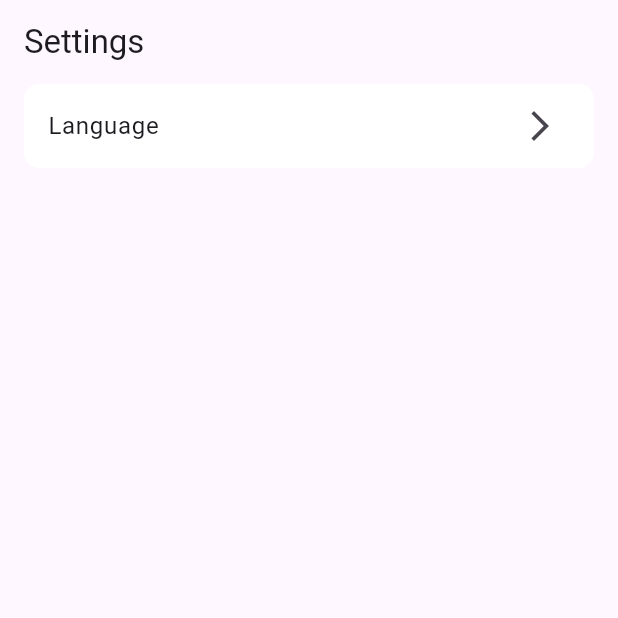
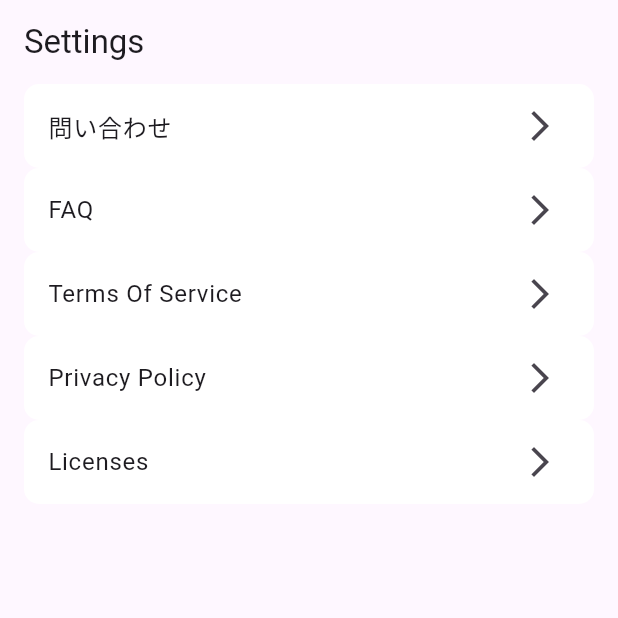
Before and after one commit to AppDeveloperMLLB/sample_app, a Flutter app: the SettingsPage screen opened by its route, on a phone screen of 412 x 824 dp, the top half of it. Run offline on Flutter 3.47's test engine with Material 3 defaults, Android fonts, the phone set to English and light mode, and no system bars; our stand-ins replace freezed_annotation, go_router, hooks_riverpod, riverpod_annotation; missing offline and left inert: slang; generated files the repository leaves out were written again.

Commit message:
設定画面を追加

```diff
--- a/lib/main.dart
+++ b/lib/main.dart
@@ -3,7 +3,6 @@ import 'package:flutter_localizations/flutter_localizations.dart';
 import 'package:hooks_riverpod/hooks_riverpod.dart';
 import 'package:sample_app/router/router_provider.dart';
 import 'package:sample_app/ui/core/localizations/strings.g.dart';
-import 'package:sample_app/ui/features/user/widgets/login_page.dart';
 
 void main() {
   WidgetsFlutterBinding.ensureInitialized();
--- a/lib/router/router.dart
+++ b/lib/router/router.dart
@@ -1,6 +1,5 @@
 import 'package:flutter/material.dart';
 import 'package:go_router/go_router.dart';
-import 'package:sample_app/app_state/logged_in_provider.dart';
 import 'package:sample_app/ui/features/home/widgets/home_page.dart';
 import 'package:sample_app/ui/features/settings/widgets/settings_page.dart';
 import 'package:sample_app/ui/features/user/widgets/login_page.dart';
@@ -23,7 +22,7 @@ class HomeRoute extends GoRouteData {
     BuildContext context,
     GoRouterState state,
   ) =>
-      const HomePage();
+      const HomeRoutePage();
 }
 
 @TypedGoRoute<LoginRoute>(path: "/login")
--- a/lib/router/router_provider.dart
+++ b/lib/router/router_provider.dart
@@ -4,17 +4,19 @@ import 'package:hooks_riverpod/hooks_riverpod.dart';
 import 'package:riverpod_annotation/riverpod_annotation.dart';
 import 'package:sample_app/app_state/logged_in_provider.dart';
 import 'package:sample_app/router/router.dart';
+import 'package:sample_app/router/router_listenable.dart';
 
 part 'router_provider.g.dart';
 
 @Riverpod(keepAlive: true)
 GoRouter router(Ref ref) {
+  //final listenable = ref.watch(routerListenableProvider.notifier);
   return GoRouter(
     routes: $appRoutes,
+    // refreshListenable: listenable,
+    // redirect: listenable.redirect,
     redirect: (BuildContext context, GoRouterState state) {
-      print('redirect: ${state.matchedLocation}');
       final loggedIn = ref.read(loggedInProvider);
-      print('loggedIn: $loggedIn');
       final shouldRedirectLoginPage =
           !loggedIn && state.matchedLocation != const LoginRoute().location;
       if (shouldRedirectLoginPage) {
--- a/lib/ui/core/widgets/app_settings_item.dart
+++ b/lib/ui/core/widgets/app_settings_item.dart
@@ -13,7 +13,7 @@ class AppSettingsItem extends StatelessWidget {
   @override
   Widget build(BuildContext context) {
     return ListTile(
-      title: const Text('Language'),
+      title: Text(title),
       tileColor: Colors.white,
       trailing: const Icon(Icons.arrow_forward_ios),
       shape: RoundedRectangleBorder(
--- a/lib/ui/features/settings/widgets/settings_page.dart
+++ b/lib/ui/features/settings/widgets/settings_page.dart
@@ -15,9 +15,31 @@ class SettingsPage extends StatelessWidget {
         child: ListView(
           children: [
             AppSettingsItem(
-              title: 'Language',
+              title: '問い合わせ',
+              onTap: () {},
+            ),
+            AppSettingsItem(
+              title: 'FAQ',
               onTap: () {
-                //Navigator.pushNamed(context, '/settings/language');
+                //showLicensePage(context: context);
+              },
+            ),
+            AppSettingsItem(
+              title: 'Terms Of Service',
+              onTap: () {
+                //showLicensePage(context: context);
+              },
+            ),
+            AppSettingsItem(
+              title: 'Privacy Policy',
+              onTap: () {
+                //showLicensePage(context: context);
+              },
+            ),
+            AppSettingsItem(
+              title: 'Licenses',
+              onTap: () {
+                showLicensePage(context: context);
               },
             ),
           ],
```
Also changed, not shown: lib/router/router_listenable.dart (added, +53 -0 lines), lib/ui/features/home/widgets/home_page.dart (+48 -4 lines), lib/ui/features/home/widgets/home_page_body.dart (+0 -47 lines), lib/ui/features/user/widgets/login_form.dart (+3 -5 lines), lib/router/router_listenable.g.dart (added), lib/router/router_provider.g.dart.
